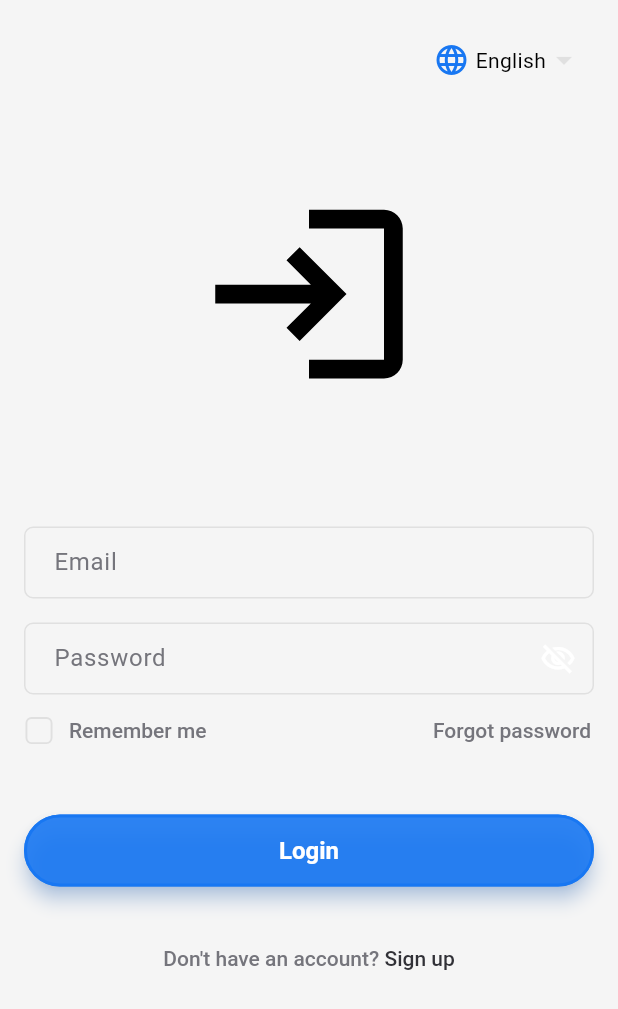
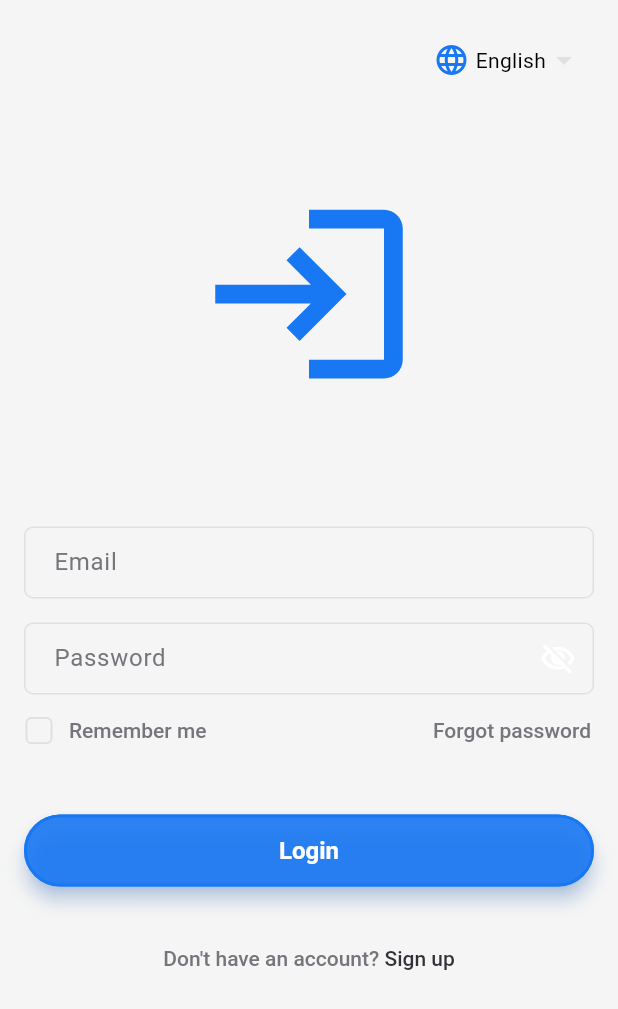
Before and after one commit to behfarkhosravi/flutter_template, a Flutter app: the screen it shows after launch, after a tap on "Get Started", on a phone screen of 412 x 824 dp. Shown: the top 1009 px of the screen. Run offline on Flutter 3.47's test engine with Material 3 defaults, Android fonts, the phone set to English and light mode, and no system bars; our stand-ins replace dart_mappable, dio, flutter_riverpod, flutter_svg, freezed_annotation, go_router and 5 more; missing offline and left inert: analyzer, custom_lint_builder; accounts and stored records are empty; generated files the repository leaves out were written again.

Commit message:
feat: Finalize dark theme and SVG coloring
This commit includes the final adjustments to the dark theme based on user feedback:

1.  **Dark Theme Button Text:**
    - The font color for buttons in the dark theme has been set to white to ensure visibility against the gold background.

2.  **Dark Theme SVG Color:**
    - The authentication SVG icon now uses the primary gold color of the dark theme, ensuring a consistent color scheme.

```diff
--- a/lib/src/presentation/core/theme/src/part/button_theme_data.dart
+++ b/lib/src/presentation/core/theme/src/part/button_theme_data.dart
@@ -102,6 +102,7 @@ class _FilledButtonDarkThemeData with ThemeExtensions {
             return darkColor.primary.withOpacity(0.1);
           },
         ),
+        foregroundColor: WidgetStateProperty.all(const Color(0xFFFFFFFF)),
         shape: WidgetStateProperty.all(
           StadiumBorder(side: BorderSide(color: darkColor.primary, width: 2)),
         ),
--- a/lib/src/presentation/features/authentication/login/view/login_page.dart
+++ b/lib/src/presentation/features/authentication/login/view/login_page.dart
@@ -107,6 +107,10 @@ class _LoginPageState extends ConsumerState<LoginPage> {
                           'assets/images/authentication.svg',
                           height: 150,
                           width: 150,
+                          colorFilter: ColorFilter.mode(
+                            context.color.primary,
+                            BlendMode.srcIn,
+                          ),
                         ),
                         const SizedBox(height: 80),
                         Form(
--- a/lib/src/presentation/features/authentication/registration/view/registration_page.dart
+++ b/lib/src/presentation/features/authentication/registration/view/registration_page.dart
@@ -4,6 +4,7 @@ import 'package:flutter_svg/flutter_svg.dart';
 import '../../../../../core/extensions/app_localization.dart';
 import '../../../../../core/extensions/go_router_extension.dart';
 import '../../../../core/router/routes.dart';
+import '../../../../core/theme/theme.dart';
 import '../../../../core/widgets/link_text.dart';
 
 class RegistrationPage extends StatefulWidget {
@@ -30,6 +31,10 @@ class _RegistrationPageState extends State<RegistrationPage> {
                 'assets/images/authentication.svg',
                 height: 100,
                 width: 100,
+                colorFilter: ColorFilter.mode(
+                  context.color.primary,
+                  BlendMode.srcIn,
+                ),
               ),
               const SizedBox(height: 80),
               TextFormField(
```
